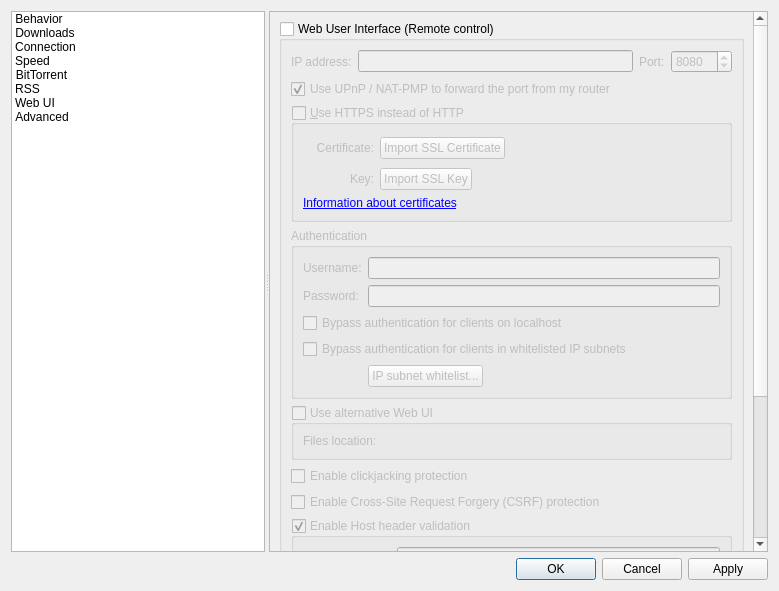
Old version of the form src/gui/optionsdialog.ui in the repository SysAdminDoc/qBittorrent-Vanced.
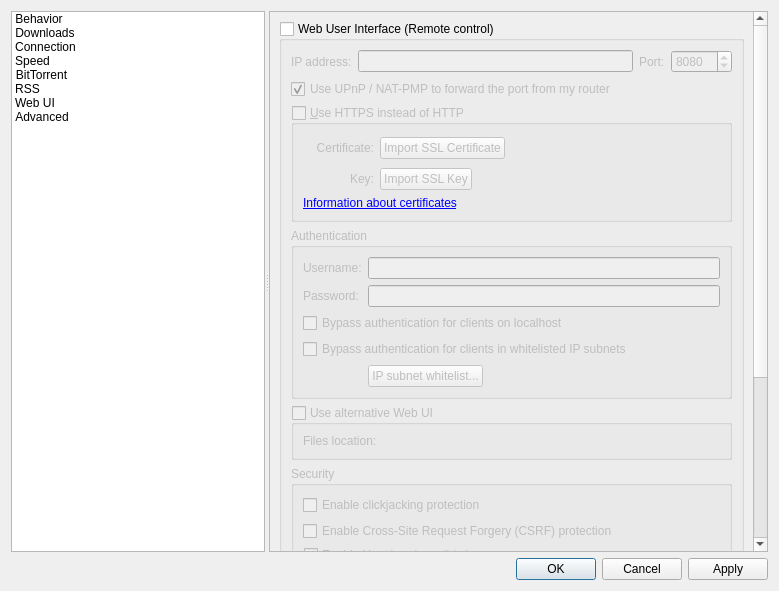
New version of the form. The open tabs and pages were chosen to show the change. Custom widgets are drawn as their Qt base class.

Commit message: Put WebUI security related options into a groupbox

The edit to the form file:
```diff
--- a/src/gui/optionsdialog.ui
+++ b/src/gui/optionsdialog.ui
@@ -3155,6 +3155,12 @@
                 </widget>
                </item>
                <item>
+                <widget class="QGroupBox" name="groupBox_3">
+                 <property name="title">
+                  <string>Security</string>
+                 </property>
+                 <layout class="QVBoxLayout" name="verticalLayout_33">
+                  <item>
                 <widget class="QCheckBox" name="checkClickjacking">
                  <property name="text">
                   <string>Enable clickjacking protection</string>
@@ -3198,6 +3204,9 @@
                      </widget>
                     </item>
                    </layout>
+                     </item>
+                    </layout>
+                   </widget>
                   </item>
                  </layout>
                 </widget>
```
Lines whose indentation alone changed are shown as unchanged. The commit also changes 1 other file.
